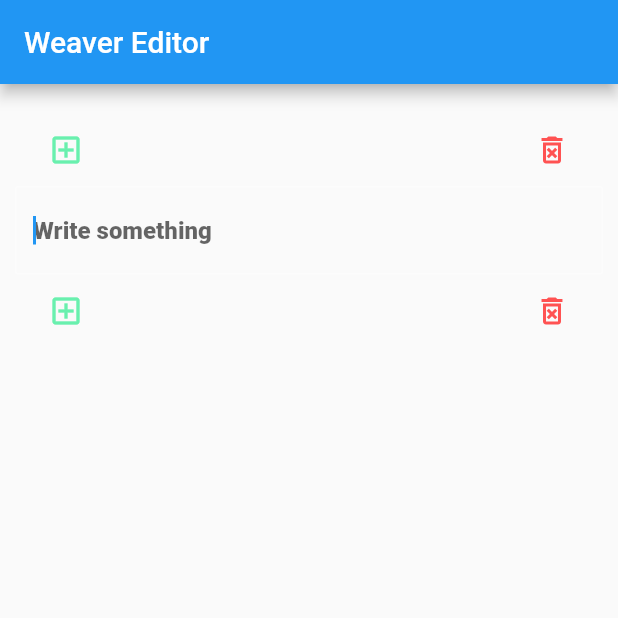
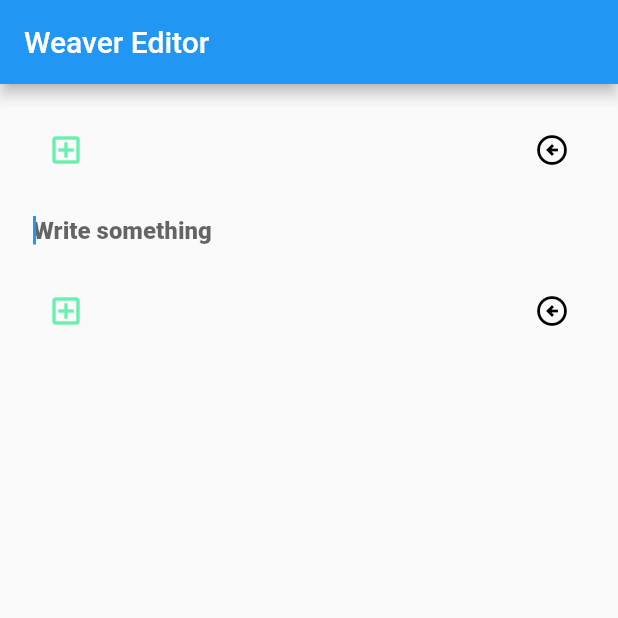
Before and after one commit to SimonWang9610/weaver-editor, a Flutter app: the screen it shows after launch, after a tap on the "add box" icon, after a tap on the "text fields" icon, on a phone screen of 412 x 824 dp, the top half of it. Run offline on Flutter 3.47's test engine with Material 2 defaults, Android fonts, the phone set to English and light mode, and no system bars; our stand-ins replace cached_network_image, file_picker, nanoid, video_player; missing offline and left inert: dart:ffi.

Commit message:
enable block creation/move/delete

```diff
--- a/lib/blocks/base_block.dart
+++ b/lib/blocks/base_block.dart
@@ -1,10 +1,15 @@
 import 'package:flutter/material.dart';
 
-abstract class BaseBlock {}
+abstract class BaseBlock {
+  String get id;
+}
 
 abstract class StatefulBlock extends StatefulWidget implements BaseBlock {
+  @override
+  final String id;
   const StatefulBlock({
     Key? key,
+    required this.id,
   }) : super(key: key);
 }
 
@@ -15,7 +20,12 @@ abstract class BlockState<T extends StatefulBlock> extends State<T>
 }
 
 abstract class StatelessBlock extends StatelessWidget implements BaseBlock {
-  const StatelessBlock({Key? key}) : super(key: key);
+  @override
+  final String id;
+  const StatelessBlock({
+    Key? key,
+    required this.id,
+  }) : super(key: key);
 }
 
 abstract class BlockJsonConverter<T extends BaseBlock> {
--- a/lib/blocks/image_block.dart
+++ b/lib/blocks/image_block.dart
@@ -11,11 +11,12 @@ class ImageBlock extends StatelessBlock {
   final double screenScale;
   const ImageBlock({
     Key? key,
+    required String id,
     this.imageUrl,
     this.imageData,
     this.screenScale = 0.6,
   })  : assert(imageUrl != null || imageData != null),
-        super(key: key);
+        super(key: key, id: id);
 
   @override
   Widget build(BuildContext context) {
--- a/lib/blocks/leaf_text_block.dart
+++ b/lib/blocks/leaf_text_block.dart
@@ -14,7 +14,8 @@ class LeafTextBlock extends StatefulBlock {
     Key? key,
     required this.style,
     required this.type,
-  }) : super(key: key);
+    required String id,
+  }) : super(key: key, id: id);
 
   @override
   BlockState<LeafTextBlock> createState() => LeafTextBlockState();
@@ -109,4 +110,9 @@ class LeafTextBlockState extends BlockState<LeafTextBlock>
       maxLines: null,
     );
   }
+
+  @override
+  Widget get preview => RichText(
+        text: headNode.build(controller.text),
+      );
 }
--- a/lib/blocks/video_block.dart
+++ b/lib/blocks/video_block.dart
@@ -12,8 +12,9 @@ class VideoBlock extends StatefulBlock {
     Key? key,
     this.videoUrl,
     this.videoStream,
+    required String id,
   })  : assert(videoUrl != null || videoStream != null),
-        super(key: key);
+        super(key: key, id: id);
 
   @override
   VideoBlockState createState() => VideoBlockState();
--- /dev/null
+++ b/lib/components/block_manager_overlay.dart
@@ -0,0 +1,187 @@
+import 'package:flutter/material.dart';
+import 'package:flutter/scheduler.dart';
+import 'package:weaver_editor/components/outlined_text_button.dart';
+import 'package:weaver_editor/editor.dart';
+
+import 'package:weaver_editor/models/types.dart';
+
+import '../widgets/buttons/block_creator_button.dart';
+
+class BlockManager extends TickerProvider {
+  BlockManager() {
+    _controller = AnimationController(
+      vsync: this,
+      duration: const Duration(
+        milliseconds: 300,
+      ),
+    );
+  }
+
+  late final AnimationController _controller;
+  OverlayEntry? _overlay;
+
+  @override
+  Ticker createTicker(onTick) {
+    return Ticker(onTick);
+  }
+
+  void dispose() {
+    _removeOverlay();
+    _controller.dispose();
+  }
+
+  OverlayEntry createOptionOverlay(
+    BuildContext context, {
+    required LayerLink link,
+    required int index,
+    required OverlayDirection direction,
+  }) {
+    EditorBlockProvider.of(context).detachContentBlock();
+
+    _removeOverlay();
+
+    final RenderBox box = context.findRenderObject() as RenderBox;
+
+    final size = box.size;
+
+    // final padding = MediaQuery.of(context).padding;
+    // viewPadding vs viewInset
+    // [https://medium.com/flutter-community/a-flutter-guide-to-visual-overlap-padding-viewpadding-and-viewinsets-a63e214be6e8]
+
+    late final Offset followedOffset;
+
+    late final Alignment targetAnchor;
+    late final Alignment followerAnchor;
+    late final Widget child;
+
+    switch (direction) {
+      case OverlayDirection.left:
+        targetAnchor = Alignment.topLeft;
+        followerAnchor = Alignment.topLeft;
+        followedOffset = Offset(size.width, 0.0);
+        child = _blockOptions(context, index);
+        break;
+      case OverlayDirection.right:
+        targetAnchor = Alignment.topRight;
+        followerAnchor = Alignment.topRight;
+        followedOffset = Offset(-size.width, 0);
+        child = _manageOptions(context, index);
+        break;
+    }
+
+    // targetAnchor: target origin which the follower show follow;
+    // followerAnchor: follower origin which the follower should compare with the target origin
+    _overlay = OverlayEntry(
+      builder: (_) => Positioned(
+        left: size.width,
+        child: CompositedTransformFollower(
+          link: link,
+          showWhenUnlinked: false,
+          targetAnchor: targetAnchor,
+          followerAnchor: followerAnchor,
+          offset: followedOffset,
+          child: ScaleTransition(
+            scale: CurvedAnimation(
+              parent: _controller,
+              curve: Curves.bounceInOut,
+            ),
+            child: child,
+          ),
+        ),
+      ),
+    );
+
+    _controller.reset();
+    _controller.forward();
+
+    return _overlay!;
+  }
+
+  void _removeOverlay() {
+    _overlay?.remove();
+    _overlay = null;
+  }
+
+  Widget _blockOptions(BuildContext context, int index) => Row(
+        mainAxisAlignment: MainAxisAlignment.center,
+        children: [
+          BlockCreatorButton(
+            globalContext: context,
+            index: index,
+            child: const Icon(Icons.text_fields),
+            type: BlockType.paragraph,
+            beforePressed: _removeOverlay,
+          ),
+          BlockCreatorButton(
+            globalContext: context,
+            index: index,
+            type: BlockType.image,
+            child: const Icon(Icons.image),
+            beforePressed: _removeOverlay,
+          ),
+          BlockCreatorButton(
+            globalContext: context,
+            index: index,
+            type: BlockType.video,
+            child: const Icon(Icons.video_camera_back),
+            beforePressed: _removeOverlay,
+          ),
+        ],
+      );
+
+  Widget _manageOptions(BuildContext context, int index) {
+    final blockProvider = EditorBlockProvider.of(context);
+
+    final canMoveUp = blockProvider.canMoveUp(index);
+    final canMoveDown = blockProvider.canMoveDown(index);
+    final canDelete = blockProvider.canDelete(index);
+
+    final deleteIcon = Icon(
+      Icons.delete_forever_outlined,
+      color: canDelete ? Colors.redAccent : Colors.grey,
+    );
+
+    final moveUpIcon = Icon(
+      Icons.arrow_upward_outlined,
+      color: canMoveUp ? Colors.black : Colors.grey,
+    );
+
+    final moveDownIcon = Icon(
+      Icons.arrow_downward_outlined,
+      color: canMoveDown ? Colors.black : Colors.grey,
+    );
+
+    return Row(
+      mainAxisAlignment: MainAxisAlignment.center,
+      children: [
+        OutlinedTextButton(
+          child: deleteIcon,
+          onPressed: () {
+            if (canDelete) {
+              _removeOverlay();
+              blockProvider.removeBlock(index);
+            }
+          },
+        ),
+        OutlinedTextButton(
+          child: moveUpIcon,
+          onPressed: () {
+            if (canMoveUp) {
+              _removeOverlay();
+              blockProvider.moveBlock(index, -1);
+            }
+          },
+        ),
+        OutlinedTextButton(
+          child: moveDownIcon,
+          onPressed: () {
+            if (canMoveDown) {
+              _removeOverlay();
+              blockProvider.moveBlock(index, 1);
+            }
+          },
+        )
+      ],
+    );
+  }
+}
--- a/lib/components/block_option_overlay.dart
+++ /dev/null
@@ -1,80 +0,0 @@
-import 'package:flutter/material.dart';
-import 'package:weaver_editor/editor.dart';
-
-import 'package:weaver_editor/models/types.dart';
-
-import '../widgets/buttons/block_creator_button.dart';
-
-class BlockOptionOverlay {
-  BlockOptionOverlay();
-
-  OverlayEntry? _overlay;
-
-  OverlayEntry createOptionOverlay(
-    BuildContext context, {
-    required LayerLink link,
-    required int index,
-  }) {
-    EditorBlockProvider.of(context).detachContentBlock();
-
-    _removeOverlay();
-
-    final RenderBox box = context.findRenderObject() as RenderBox;
-
-    final size = box.size;
-
-    // final padding = MediaQuery.of(context).padding;
-    // viewPadding vs viewInset
-    // [https://medium.com/flutter-community/a-flutter-guide-to-visual-overlap-padding-viewpadding-and-viewinsets-a63e214be6e8]
-
-    final followedOffset = Offset(size.width + 5, 0.0);
-
-    // targetAnchor: target origin which the follower show follow;
-    // followerAnchor: follower origin which the follower should compare with the target origin
-    _overlay = OverlayEntry(
-      builder: (_) => Positioned(
-        left: size.width,
-        child: CompositedTransformFollower(
-          link: link,
-          showWhenUnlinked: false,
-          targetAnchor: Alignment.topLeft,
-          followerAnchor: Alignment.topLeft,
-          offset: followedOffset,
-          child: Row(
-            mainAxisAlignment: MainAxisAlignment.center,
-            children: [
-              BlockCreatorButton(
-                globalContext: context,
-                index: index,
-                child: const Icon(Icons.text_fields),
-                type: BlockType.paragraph,
-                onPressed: _removeOverlay,
-              ),
-              BlockCreatorButton(
-                globalContext: context,
-                index: index,
-                type: BlockType.image,
-                child: const Icon(Icons.image),
-                onPressed: _removeOverlay,
-              ),
-              BlockCreatorButton(
-                globalContext: context,
-                index: index,
-                type: BlockType.video,
-                child: const Icon(Icons.video_camera_back),
-                onPressed: _removeOverlay,
-              ),
-            ],
-          ),
-        ),
-      ),
-    );
-
-    return _overlay!;
-  }
-
-  void _removeOverlay() {
-    _overlay?.remove();
-    _overlay = null;
-  }
-}
--- a/lib/delegates/block_creator_delegate.dart
+++ b/lib/delegates/block_creator_delegate.dart
@@ -7,27 +7,35 @@ import 'package:weaver_editor/blocks/leaf_text_block.dart';
 import 'package:weaver_editor/models/types.dart';
 
 mixin BlockCreationDelegate {
-  ValueKey generateKeyById() => ValueKey(nanoid(5));
+  String generateId() => nanoid(5);
 
   BaseBlock createParagraphBlock(TextStyle defaultStyle) {
+    final id = generateId();
     return LeafTextBlock(
-      key: generateKeyById(),
+      id: id,
+      key: ValueKey(id),
       style: defaultStyle,
       type: 'paragraph',
     );
   }
 
   BaseBlock createImageBlock(EmbedData data) {
+    final id = generateId();
+
     return ImageBlock(
-      key: generateKeyById(),
+      id: id,
+      key: ValueKey(id),
       imageUrl: data.url,
       imageData: data.file,
     );
   }
 
   BaseBlock createVideoBlock(EmbedData data) {
+    final id = generateId();
+
     return VideoBlock(
-      key: generateKeyById(),
+      id: id,
+      key: ValueKey(id),
       videoStream: data.file,
       videoUrl: data.url,
     );
--- a/lib/delegates/text_operation_transformer.dart
+++ b/lib/delegates/text_operation_transformer.dart
@@ -181,7 +181,6 @@ mixin LeafTextBlockTransformer<T extends StatefulBlock>
     NodePair pair, {
     TextStyle? style,
   }) {
-    print('split nodes...');
     final points = _calculateSplitPoints(selection);
     final int previousEnd = points[0];
     late final int nextStart = points[1];
@@ -231,7 +230,6 @@ mixin LeafTextBlockTransformer<T extends StatefulBlock>
       );
     }
 
-    print('split completed');
     if (middle != null) {
       return [previous, middle, next];
     } else {
--- a/lib/editor.dart
+++ b/lib/editor.dart
@@ -5,7 +5,7 @@ import 'package:flutter/material.dart';
 import 'package:weaver_editor/blocks/base_block.dart';
 import 'package:weaver_editor/editor_toolbar.dart';
 import 'package:weaver_editor/delegates/block_creator_delegate.dart';
-import 'package:weaver_editor/components/block_option_overlay.dart';
+import 'package:weaver_editor/components/block_manager_overlay.dart';
 import 'widgets/toolbar_widget.dart';
 import 'controller/block_editing_controller.dart';
 import 'models/types.dart';
@@ -38,24 +38,7 @@ class _WeaverEditorState extends State<WeaverEditor> {
   }
 
   void _handleBlockChange(BlockListEvent event) {
-    if (event == BlockListEvent.insert) {
-      _blocks = provider.blocks;
-
-      setState(() {});
-    }
-
-    switch (event) {
-      case BlockListEvent.insert:
-      case BlockListEvent.remove:
-        _blocks = provider.blocks;
-        break;
-      default:
-        return;
-    }
-
-    if (mounted) {
-      setState(() {});
-    }
+    setState(() {});
   }
 
   @override
@@ -114,13 +97,13 @@ class EditorBlockProvider with BlockCreationDelegate {
   final StreamController<BlockListEvent> notifier =
       StreamController.broadcast();
 
-  late final BlockOptionOverlay overlayController;
+  late final BlockManager manager;
 
   EditorBlockProvider(
     this.toolbar, {
     List<BaseBlock>? initBlocks,
   })  : blocks = initBlocks ?? [],
-        overlayController = BlockOptionOverlay();
+        manager = BlockManager();
 
   static EditorBlockProvider of(BuildContext context) {
     final editor = context.findAncestorStateOfType<_WeaverEditorState>();
@@ -134,6 +117,7 @@ class EditorBlockProvider with BlockCreationDelegate {
 
   void dispose() {
     detachContentBlock();
+    manager.dispose();
     notifier.close();
   }
 
@@ -196,20 +180,32 @@ class EditorBlockProvider with BlockCreationDelegate {
   }
 
   BaseBlock findBlockById(String id) {
-    final found = blocks.singleWhere((block) {
-      final key = (block as Widget).key as ValueKey<String>;
-
-      return key.value == id;
-    });
+    final found = blocks.singleWhere((block) => block.id == id);
 
     return found;
   }
 
   String getBlockIdByIndex(int index) {
-    final block = blocks[index] as Widget;
-
-    return (block.key as ValueKey<String>).value;
+    return blocks[index].id;
   }
 
   BaseBlock findBlockByIndex(int index) => blocks[index];
+
+  bool canMoveUp(int index) {
+    return index > 0 && index < blocks.length;
+  }
+
+  bool canMoveDown(int index) {
+    return index + 1 < blocks.length;
+  }
+
+  bool canDelete(int index) {
+    return index < blocks.length;
+  }
+
+  void moveBlock(int srcIndex, int step) {
+    final block = blocks.removeAt(srcIndex);
+    blocks.insert(srcIndex + step, block);
+    notifier.add(BlockListEvent.reorder);
+  }
 }
--- a/lib/models/node_pair.dart
+++ b/lib/models/node_pair.dart
@@ -18,7 +18,6 @@ class NodePair {
   bool isMerged() => _merged;
 
   void fuse() {
-    print('fusing pair....');
     if (_merged) return;
 
     head.fuse(head, trail);
--- a/lib/models/types.dart
+++ b/lib/models/types.dart
@@ -18,6 +18,11 @@ enum BlockListEvent {
   insert,
   remove,
   reorder,
+}
+
+enum OverlayDirection {
+  left,
+  right,
 }
 
 class EmbedData {
--- a/lib/widgets/block_creator.dart
+++ b/lib/widgets/block_creator.dart
@@ -1,7 +1,7 @@
 import 'package:flutter/material.dart';
-import 'package:weaver_editor/editor.dart';
+import 'package:weaver_editor/models/types.dart';
 
-import 'buttons/block_add_widget.dart';
+import 'buttons/block_overlay_button.dart';
 
 class BlockControlWidget extends StatelessWidget {
   final int index;
@@ -19,16 +19,22 @@ class BlockControlWidget extends StatelessWidget {
       child: Row(
         mainAxisAlignment: MainAxisAlignment.spaceBetween,
         children: [
-          BlockAddWidget(index: index),
-          IconButton(
-            onPressed: () {
-              EditorBlockProvider.of(context).removeBlock(index);
-            },
+          BlockOverlayButton(
+            index: index,
+            direction: OverlayDirection.left,
             icon: const Icon(
-              Icons.delete_forever_outlined,
-              color: Colors.redAccent,
+              Icons.add_box_outlined,
+              color: Colors.greenAccent,
             ),
-          )
+          ),
+          BlockOverlayButton(
+            index: index,
+            direction: OverlayDirection.right,
+            icon: const Icon(
+              Icons.arrow_circle_left_outlined,
+              color: Colors.black,
+            ),
+          ),
         ],
       ),
     );
--- a/lib/widgets/buttons/block_creator_button.dart
+++ b/lib/widgets/buttons/block_creator_button.dart
@@ -9,12 +9,12 @@ class BlockCreatorButton extends StatelessWidget {
   final int index;
   final BlockType type;
   final Widget? child;
-  final VoidCallback? onPressed;
+  final VoidCallback? beforePressed;
   const BlockCreatorButton({
     Key? key,
     required this.index,
     required this.type,
-    this.onPressed,
+    this.beforePressed,
     this.child,
     this.globalContext,
   }) : super(key: key);
@@ -24,7 +24,7 @@ class BlockCreatorButton extends StatelessWidget {
     return OutlinedTextButton(
       child: child ?? Text(type.name.capitalized),
       onPressed: () async {
-        onPressed?.call();
+        beforePressed?.call();
 
         switch (type) {
           case BlockType.paragraph:
--- a/lib/widgets/buttons/block_add_widget.dart
+++ b/lib/widgets/buttons/block_overlay_button.dart
@@ -1,11 +1,16 @@
 import 'package:flutter/material.dart';
+import 'package:weaver_editor/models/types.dart';
 import '../../editor.dart' show EditorBlockProvider;
 
-class BlockAddWidget extends StatelessWidget {
+class BlockOverlayButton extends StatelessWidget {
   final int index;
-  const BlockAddWidget({
+  final Widget icon;
+  final OverlayDirection direction;
+  const BlockOverlayButton({
     Key? key,
     required this.index,
+    required this.direction,
+    required this.icon,
   }) : super(key: key);
 
   @override
@@ -16,21 +21,18 @@ class BlockAddWidget extends StatelessWidget {
       link: link,
       child: IconButton(
         onPressed: () {
-          final overlayController =
-              EditorBlockProvider.of(context).overlayController;
+          final manager = EditorBlockProvider.of(context).manager;
 
-          final overlay = overlayController.createOptionOverlay(
+          final overlay = manager.createOptionOverlay(
             context,
             link: link,
             index: index,
+            direction: direction,
           );
 
           Overlay.of(context)?.insert(overlay);
         },
-        icon: const Icon(
-          Icons.add_box_outlined,
-          color: Colors.greenAccent,
-        ),
+        icon: icon,
       ),
     );
   }
```
Also changed, not shown: lib/models/format_node.dart (+6 -4 lines), lib/preview.dart (added).
